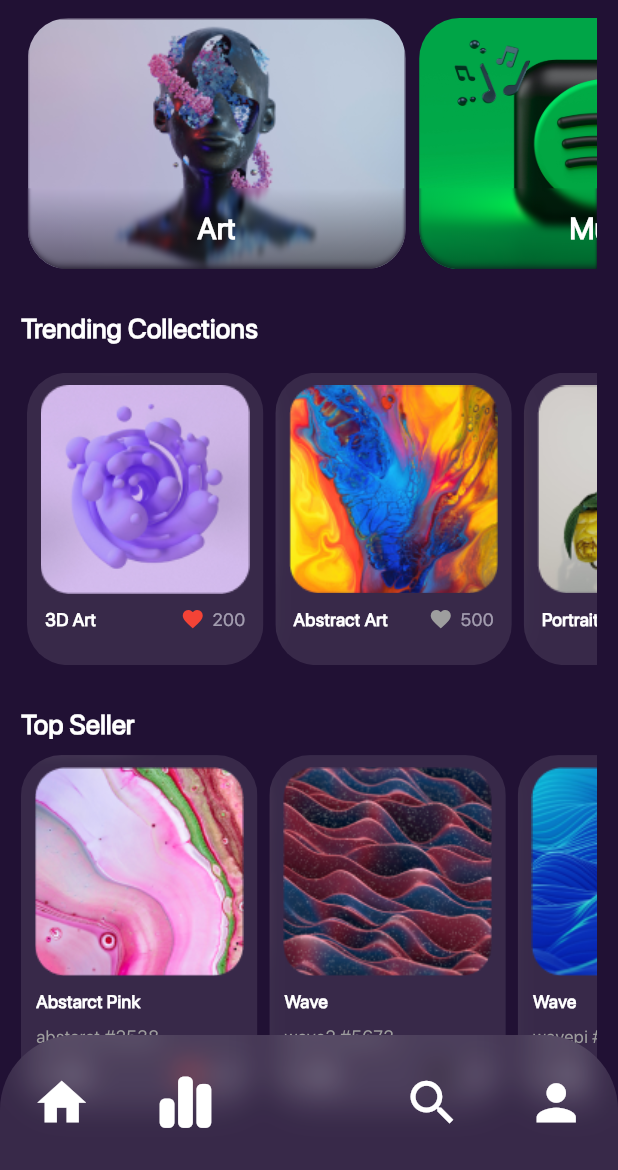
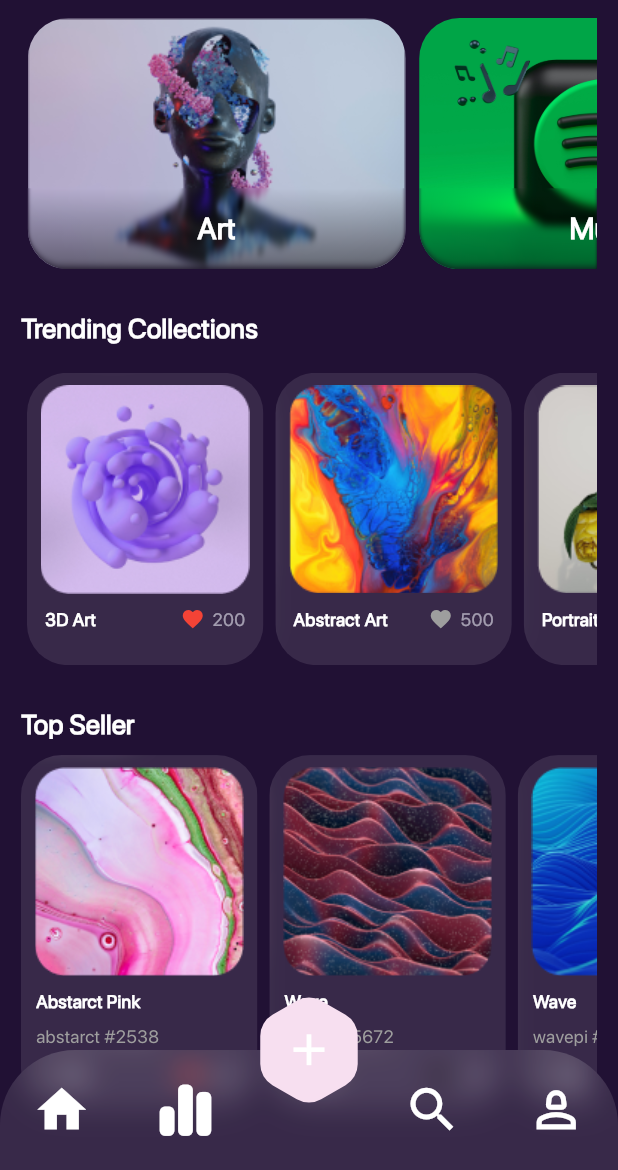
Before and after one commit to Hishamk99/mini-market-place, a Flutter app: the HomePage screen opened by its route, on a phone screen of 412 x 824 dp, the part 66-1236 px from its top. Run offline on Flutter 3.47's test engine with Material 3 defaults, Android fonts, the phone set to English and light mode, and no system bars; our stand-ins replace font_awesome_flutter.

Commit message:
design bottomNavigationBar (shape for add) part 3

```diff
--- a/lib/features/home/presentation/views/home_page.dart
+++ b/lib/features/home/presentation/views/home_page.dart
@@ -1,5 +1,4 @@
 import 'dart:ui';
-
 import 'package:flutter/material.dart';
 import 'package:font_awesome_flutter/font_awesome_flutter.dart';
 import 'package:mini_nft_marketplace_app/constant.dart';
@@ -11,63 +10,16 @@ import 'package:mini_nft_marketplace_app/features/home/presentation/widgets/cust
 import 'package:mini_nft_marketplace_app/features/home/presentation/widgets/top_seller_category_list_view.dart';
 import 'package:mini_nft_marketplace_app/features/home/presentation/widgets/trending_category_list_view.dart';
 
-class HomePage extends StatefulWidget {
+class HomePage extends StatelessWidget {
   const HomePage({super.key});
   static String id = 'HomePage';
 
-  @override
-  State<HomePage> createState() => _HomePageState();
-}
-
-class _HomePageState extends State<HomePage> {
-  int index = 0;
   @override
   Widget build(BuildContext context) {
     return SafeArea(
       child: Scaffold(
         extendBody: true,
-        bottomNavigationBar: ClipRRect(
-          borderRadius: const BorderRadius.only(
-            topLeft: Radius.circular(50),
-            topRight: Radius.circular(50),
-          ),
-          child: BackdropFilter(
-            filter: ImageFilter.blur(
-              sigmaX: 10,
-              sigmaY: 10,
-            ),
-            child: Container(
-              color: Colors.white.withOpacity(.1),
-              height: 90,
-              child: const Row(
-                mainAxisAlignment: MainAxisAlignment.spaceAround,
-                children: [
-                  Icon(
-                    Icons.home,
-                    size: 39,
-                    color: Colors.white,
-                  ),
-                  Icon(
-                    FontAwesomeIcons.chartSimple,
-                    size: 39,
-                    color: Colors.white,
-                  ),
-                  SizedBox(width: 39),
-                  Icon(
-                    Icons.search,
-                    size: 39,
-                    color: Colors.white,
-                  ),
-                  Icon(
-                    Icons.person,
-                    size: 39,
-                    color: Colors.white,
-                  ),
-                ],
-              ),
-            ),
-          ),
-        ),
+        bottomNavigationBar: const CustomBottomNavigationBar(),
         backgroundColor: kPrimaryColor,
         appBar: AppBar(
           title: Text(
@@ -91,7 +43,7 @@ class _HomePageState extends State<HomePage> {
                 CustomTopSellerText(),
                 SizedBox(height: 7),
                 TopSellerCategoryListViews(),
-                SizedBox(height: 100),
+                SizedBox(height: 110),
               ],
             ),
           ),
@@ -100,3 +52,88 @@ class _HomePageState extends State<HomePage> {
     );
   }
 }
+
+class CustomBottomNavigationBar extends StatelessWidget {
+  const CustomBottomNavigationBar({
+    super.key,
+  });
+
+  @override
+  Widget build(BuildContext context) {
+    return SizedBox(
+      height: 122.5,
+      child: Stack(
+        alignment: Alignment.center,
+        clipBehavior: Clip.none,
+        children: [
+          Positioned(
+            bottom: 0,
+            left: 0,
+            right: 0,
+            child: ClipRRect(
+              borderRadius: const BorderRadius.only(
+                topLeft: Radius.circular(50),
+                topRight: Radius.circular(50),
+              ),
+              child: BackdropFilter(
+                filter: ImageFilter.blur(
+                  sigmaX: 10,
+                  sigmaY: 10,
+                ),
+                child: Container(
+                  color: Colors.white.withOpacity(.1),
+                  height: 80,
+                  child: const Row(
+                    mainAxisAlignment: MainAxisAlignment.spaceAround,
+                    children: [
+                      Icon(
+                        Icons.home,
+                        size: 39,
+                        color: Colors.white,
+                      ),
+                      Icon(
+                        FontAwesomeIcons.chartSimple,
+                        size: 39,
+                        color: Colors.white,
+                      ),
+                      SizedBox(width: 39),
+                      Icon(
+                        Icons.search,
+                        size: 39,
+                        color: Colors.white,
+                      ),
+                      Icon(
+                        Icons.person_2_outlined,
+                        size: 39,
+                        color: Colors.white,
+                      ),
+                    ],
+                  ),
+                ),
+              ),
+            ),
+          ),
+          Positioned(
+            bottom: 45,
+            child: Container(
+              width: 70,
+              height: 70,
+              decoration: const ShapeDecoration(
+                color: Color(0xffF7DFF0),
+                shape: StarBorder.polygon(
+                  pointRounding: .5,
+                  sides: 6,
+                ),
+              ),
+              child: const Icon(
+                Icons.add,
+                color: Colors.white,
+                size: 35,
+              ),
+            ),
+          ),
+        ],
+      ),
+    );
+  }
+}
```
